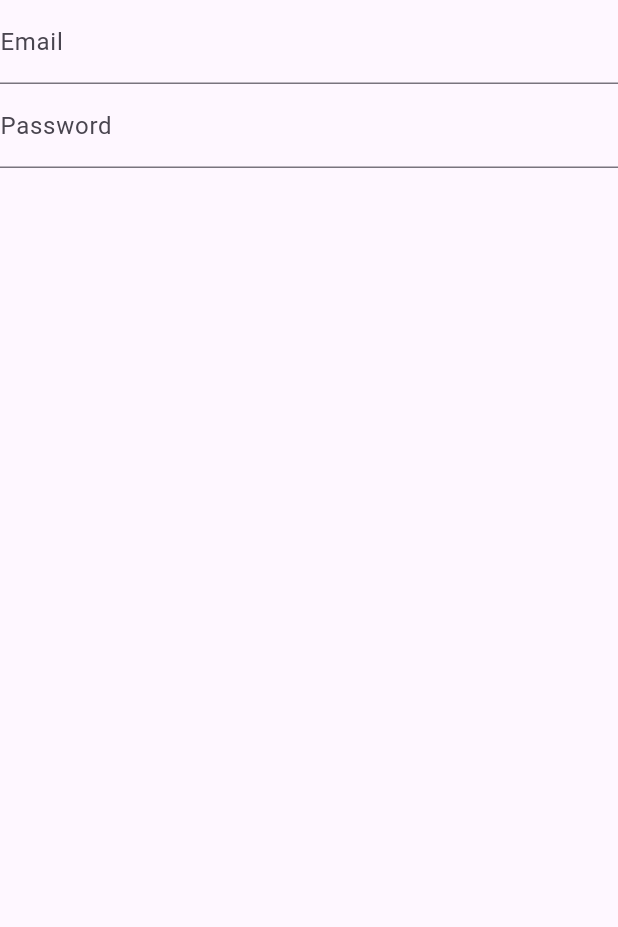
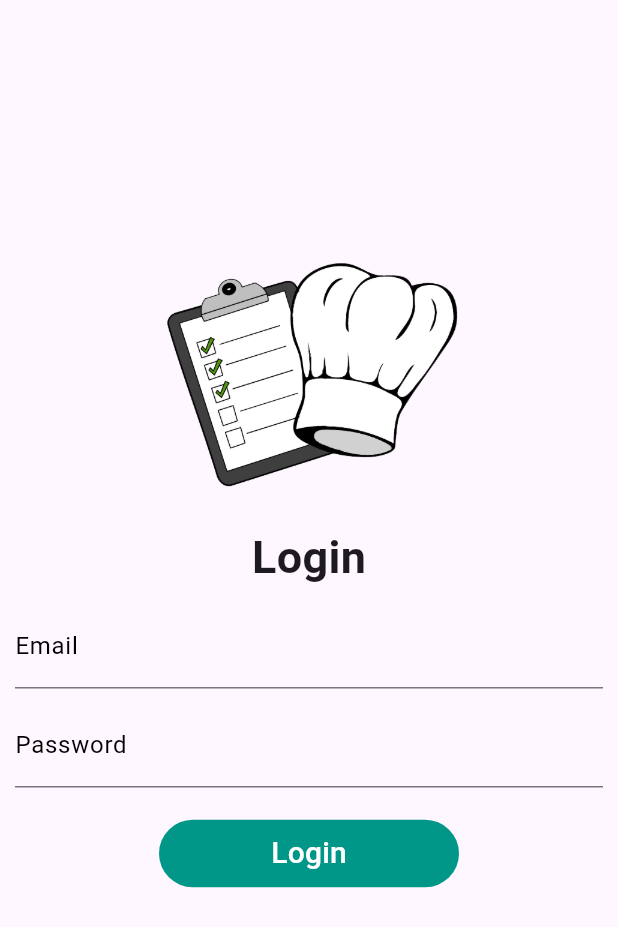
Before and after one commit to DarkRose2021/RecipeApp, a Flutter app: the Login screen opened directly, on a phone screen of 412 x 824 dp. Shown: the top 927 px of the screen. Run offline on Flutter 3.47's test engine with Material 3 defaults, Android fonts, the phone set to English and light mode, and no system bars; our stand-ins replace flutter_svg; missing offline and left inert: splash_screen_view.

Commit message:
worked on login page
Going to move these to other dart files

```diff
--- /dev/null
+++ b/lib/login.dart
@@ -0,0 +1 @@
+import 'package:flutter/material.dart';
--- a/lib/main.dart
+++ b/lib/main.dart
@@ -28,7 +28,7 @@ class Splash2 extends StatelessWidget {
   @override
   Widget build(BuildContext context) {
     return SplashScreenView(
-      navigateRoute: const MainApp(),
+      navigateRoute: const Login(),
       duration: 3000,
       imageSize: 130,
       imageSrc: 'assets/images/logo.png',
@@ -294,6 +294,13 @@ class SavedRecipes extends StatefulWidget {
 
   @override
   State<SavedRecipes> createState() => _SavedRecipes();
+}
+
+class Login extends StatefulWidget {
+  const Login({Key? key}) : super(key: key);
+
+  @override
+  State<Login> createState() => _Login();
 }
 
 class _MainApp extends State<MainApp> {
@@ -713,7 +720,6 @@ class _AllRecipes extends State<AllRecipes> {
                 width: 40.0,
               ),
             ],
-
           ),
         ),
         drawer: appDraw(context),
@@ -812,31 +818,90 @@ class _SavedRecipes extends State<SavedRecipes> {
   }
 }
 
-class Login extends StatelessWidget{
-  const Login({super.key});
+class _Login extends State<Login> {
   @override
   Widget build(BuildContext context) {
-    return const Material(
+    return Material(
       child: Scaffold(
-        body: Column(
+        body: SingleChildScrollView(
+          child: Padding(
+            padding: const EdgeInsets.only(top: 150, left: 10, right: 10),
+            child: Column(
               children: [
-            TextField(
-              obscureText: false,
-              decoration: InputDecoration(
-                labelText: 'Email'
+                Image.asset(
+                  'assets/images/logo.png',
+                  width: 200,
+                ),
+                const Text(
+                  'Login',
+                  style: TextStyle(
+                    fontWeight: FontWeight.bold,
+                    fontSize: 30,
                   ),
                 ),
-            TextField(
-              obscureText: true,
+                Padding(
+                  padding: const EdgeInsets.only(top: 10),
+                  child: TextField(
+                    obscureText: false,
+                    cursorColor: Colors.teal,
                     decoration: InputDecoration(
-                labelText: 'Password'
+                      labelText: 'Email',
+                      labelStyle: MaterialStateTextStyle.resolveWith(
+                          (Set<MaterialState> states) {
+                        final Color color =
+                            states.contains(MaterialState.focused)
+                                ? Colors.teal
+                                : Colors.black;
+                        return TextStyle(color: color);
+                      }),
+                      focusedBorder: const UnderlineInputBorder(
+                        borderSide: BorderSide(color: Colors.teal),
                       ),
                     ),
-
+                  ),
+                ),
+                Padding(
+                  padding: const EdgeInsets.only(top: 10),
+                  child: TextField(
+                    obscureText: true,
+                    cursorColor: Colors.teal,
+                    decoration: InputDecoration(
+                      labelText: 'Password',
+                      labelStyle: MaterialStateTextStyle.resolveWith(
+                          (Set<MaterialState> states) {
+                        final Color color =
+                            states.contains(MaterialState.focused)
+                                ? Colors.teal
+                                : Colors.black;
+                        return TextStyle(color: color);
+                      }),
+                      focusedBorder: const UnderlineInputBorder(
+                        borderSide: BorderSide(color: Colors.teal),
+                      ),
+                    ),
+                  ),
+                ),
+                Padding(
+                  padding: const EdgeInsets.only(top: 20),
+                  child: TextButton(
+                    onPressed: () => {print('Button Pressed')},
+                    style: const ButtonStyle(
+                        backgroundColor: MaterialStatePropertyAll(Colors.teal),
+                        foregroundColor: MaterialStatePropertyAll(Colors.white),
+                        minimumSize: MaterialStatePropertyAll(Size(200, 25))),
+                    child: const Text(
+                      'Login',
+                      style: TextStyle(
+                        fontSize: 20,
+                      ),
+                    ),
+                  ),
+                )
               ],
             ),
-      )
+          ),
+        ),
+      ),
     );
   }
-
 }
```
Also changed, not shown: lib/utils.dart (added). Lines whose indentation alone changed are shown as unchanged.
